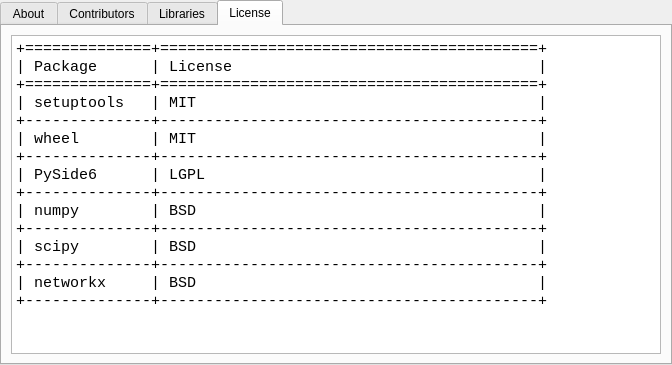
The window that src/GridCal/Gui/AboutDialogue/gui.ui (SanPen/GridCal) describes before a commit, drawn with Qt 5.
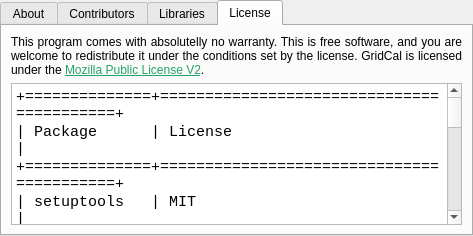
The same window after the commit. The open tabs and pages were chosen to show the change. Icons and pictures are not drawn.

Diff of the .ui file:
```diff
--- a/src/GridCal/Gui/AboutDialogue/gui.ui
+++ b/src/GridCal/Gui/AboutDialogue/gui.ui
@@ -6,8 +6,8 @@
    <rect>
     <x>0</x>
     <y>0</y>
-    <width>672</width>
-    <height>365</height>
+    <width>473</width>
+    <height>236</height>
    </rect>
   </property>
   <property name="windowTitle">
@@ -180,6 +180,22 @@
        <string>License</string>
       </attribute>
       <layout class="QVBoxLayout" name="verticalLayout_3">
+       <item>
+        <widget class="QLabel" name="label_2">
+         <property name="text">
+          <string>&lt;html&gt;&lt;head/&gt;&lt;body&gt;&lt;p align=&quot;justify&quot;&gt;This program comes with absolutelly no warranty. This is free software, and you are welcome to redistribute it under the conditions set by the license. GridCal is licensed under the &lt;a href=&quot;https://www.mozilla.org/en-US/MPL/2.0/&quot;&gt;&lt;span style=&quot; text-decoration: underline; color:#26a269;&quot;&gt;Mozilla Public License V2&lt;/span&gt;&lt;/a&gt;.&lt;/p&gt;&lt;/body&gt;&lt;/html&gt;</string>
+         </property>
+         <property name="textFormat">
+          <enum>Qt::RichText</enum>
+         </property>
+         <property name="scaledContents">
+          <bool>true</bool>
+         </property>
+         <property name="wordWrap">
+          <bool>true</bool>
+         </property>
+        </widget>
+       </item>
        <item>
         <widget class="QTextEdit" name="licenseTextEdit">
          <property name="font">
@@ -191,6 +207,9 @@
           <string>&lt;!DOCTYPE HTML PUBLIC &quot;-//W3C//DTD HTML 4.0//EN&quot; &quot;http://www.w3.org/TR/REC-html40/strict.dtd&quot;&gt;
 &lt;html&gt;&lt;head&gt;&lt;meta name=&quot;qrichtext&quot; content=&quot;1&quot; /&gt;&lt;meta charset=&quot;utf-8&quot; /&gt;&lt;style type=&quot;text/css&quot;&gt;
 p, li { white-space: pre-wrap; }
+hr { height: 1px; border-width: 0; }
+li.unchecked::marker { content: &quot;\2610&quot;; }
+li.checked::marker { content: &quot;\2612&quot;; }
 &lt;/style&gt;&lt;/head&gt;&lt;body style=&quot; font-family:'Cousine'; font-size:11pt; font-weight:400; font-style:normal;&quot;&gt;
 &lt;p style=&quot; margin-top:0px; margin-bottom:0px; margin-left:0px; margin-right:0px; -qt-block-indent:0; text-indent:0px;&quot;&gt;+==============+==========================================+&lt;/p&gt;
 &lt;p style=&quot; margin-top:0px; margin-bottom:0px; margin-left:0px; margin-right:0px; -qt-block-indent:0; text-indent:0px;&quot;&gt;| Package      | License                                  |&lt;/p&gt;
```
Left out of the diff: 8 changed lines with no effect on the pictures.
